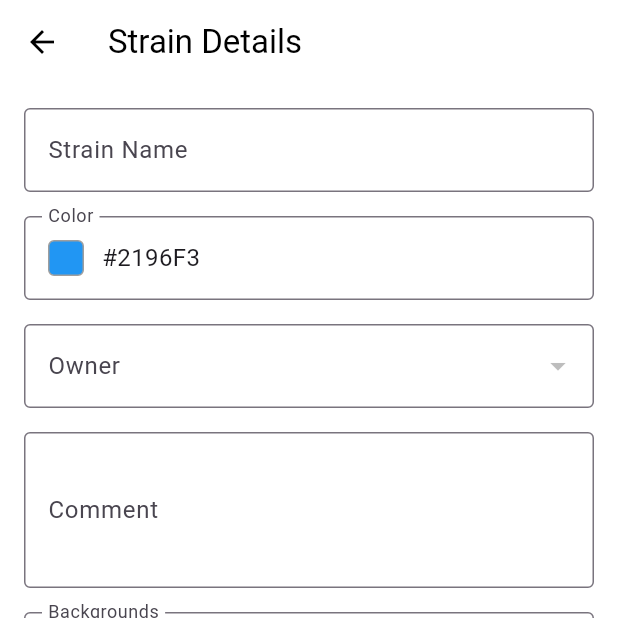
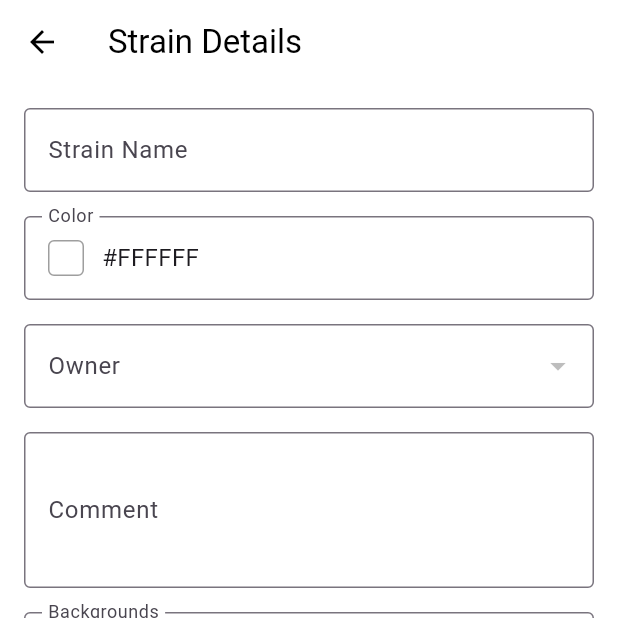
Before and after one commit to chid9202/moustra-mobile, a Flutter app: the StrainDetailScreen screen opened directly, on a phone screen of 412 x 824 dp, the top half of it. Run offline on Flutter 3.47's test engine with Material 3 defaults, Android fonts, the phone set to English and light mode, and no system bars; our stand-ins replace fl_chart, go_router, syncfusion_flutter_datagrid; missing offline and left inert: auth0_flutter; accounts and stored records are empty; network calls fail.

Commit message:
set default strain color

```diff
--- a/lib/screens/strain_detail_screen.dart
+++ b/lib/screens/strain_detail_screen.dart
@@ -20,7 +20,7 @@ class _StrainDetailScreenState extends State<StrainDetailScreen> {
   final _strainNameController = TextEditingController();
   final _commentController = TextEditingController();
 
-  Color _selectedColor = Colors.blue;
+  Color _selectedColor = Colors.white;
   AccountStoreDto? _selectedOwner;
   List<BackgroundStoreDto> _selectedBackgrounds = [];
 
```
